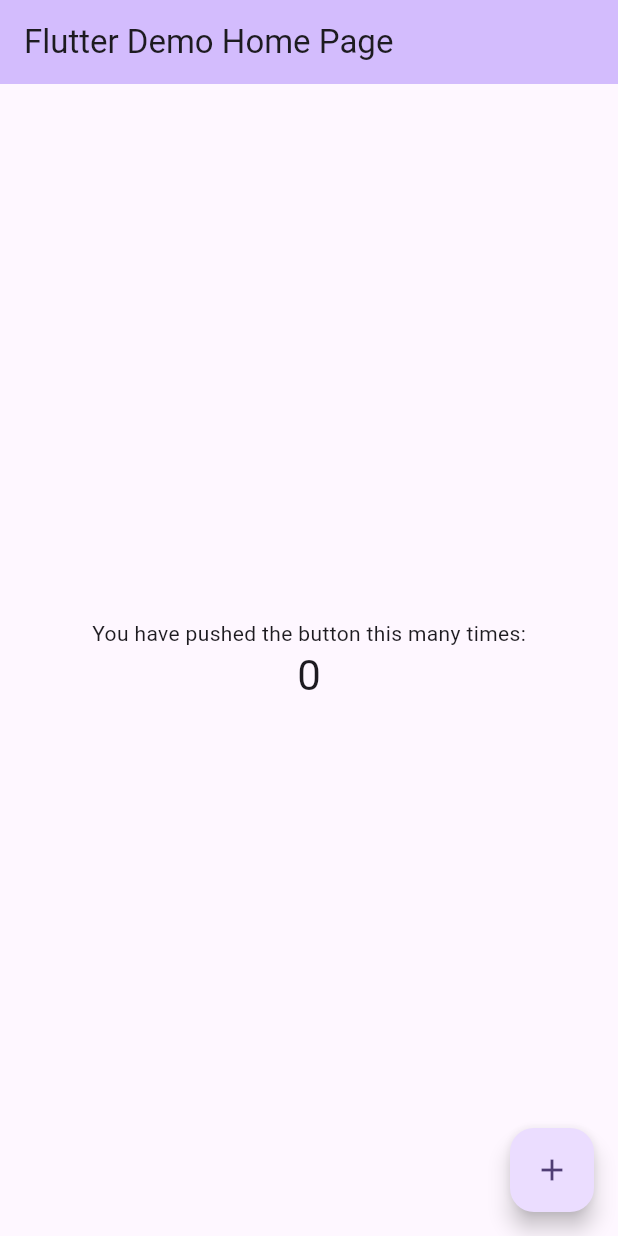
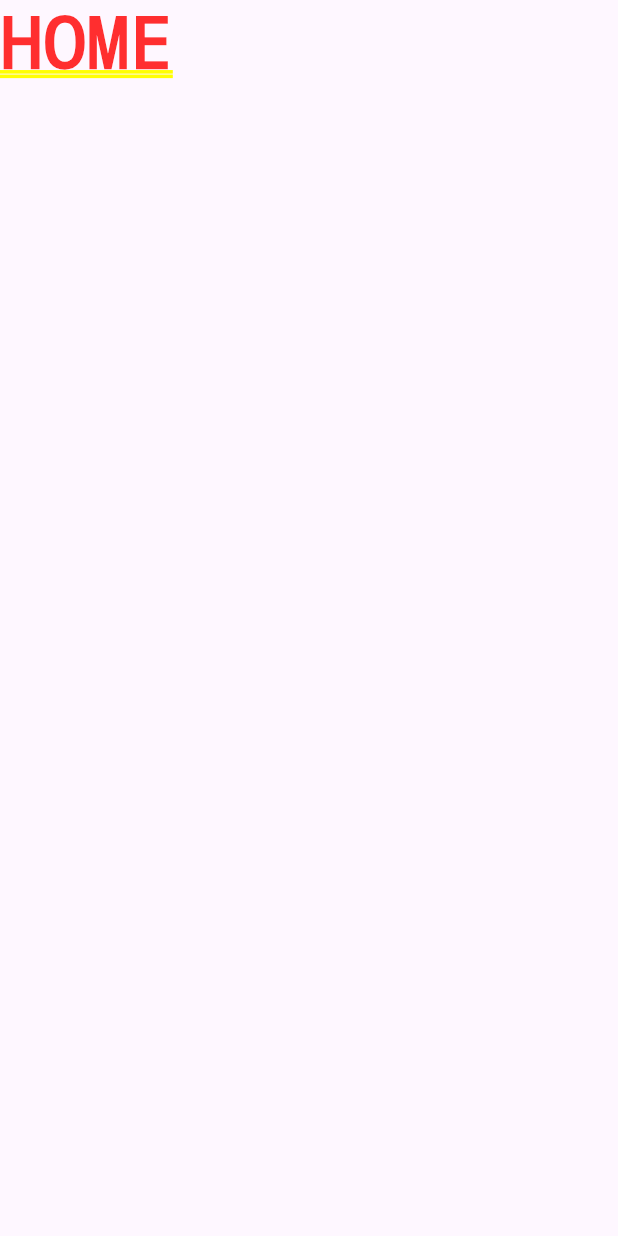
Before and after one commit to lelafieta/luanda_sport, a Flutter app: the screen it shows after launch, on a phone screen of 412 x 824 dp. Run offline on Flutter 3.47's test engine with Material 3 defaults, Android fonts, the light colour scheme and no system bars; our stand-ins replace go_router.

Commit message:
Creating Route page

```diff
--- a/lib/main.dart
+++ b/lib/main.dart
@@ -1,125 +1,6 @@
 import 'package:flutter/material.dart';
+import 'package:luanda_sport/src/application/app.dart';
 
 void main() {
-  runApp(const MyApp());
+  runApp(const LuandaSportApp());
 }
-
-class MyApp extends StatelessWidget {
-  const MyApp({super.key});
-
-  // This widget is the root of your application.
-  @override
-  Widget build(BuildContext context) {
-    return MaterialApp(
-      title: 'Flutter Demo',
-      theme: ThemeData(
-        // This is the theme of your application.
-        //
-        // TRY THIS: Try running your application with "flutter run". You'll see
-        // the application has a purple toolbar. Then, without quitting the app,
-        // try changing the seedColor in the colorScheme below to Colors.green
-        // and then invoke "hot reload" (save your changes or press the "hot
-        // reload" button in a Flutter-supported IDE, or press "r" if you used
-        // the command line to start the app).
-        //
-        // Notice that the counter didn't reset back to zero; the application
-        // state is not lost during the reload. To reset the state, use hot
-        // restart instead.
-        //
-        // This works for code too, not just values: Most code changes can be
-        // tested with just a hot reload.
-        colorScheme: ColorScheme.fromSeed(seedColor: Colors.deepPurple),
-        useMaterial3: true,
-      ),
-      home: const MyHomePage(title: 'Flutter Demo Home Page'),
-    );
-  }
-}
-
-class MyHomePage extends StatefulWidget {
-  const MyHomePage({super.key, required this.title});
-
-  // This widget is the home page of your application. It is stateful, meaning
-  // that it has a State object (defined below) that contains fields that affect
-  // how it looks.
-
-  // This class is the configuration for the state. It holds the values (in this
-  // case the title) provided by the parent (in this case the App widget) and
-  // used by the build method of the State. Fields in a Widget subclass are
-  // always marked "final".
-
-  final String title;
-
-  @override
-  State<MyHomePage> createState() => _MyHomePageState();
-}
-
-class _MyHomePageState extends State<MyHomePage> {
-  int _counter = 0;
-
-  void _incrementCounter() {
-    setState(() {
-      // This call to setState tells the Flutter framework that something has
-      // changed in this State, which causes it to rerun the build method below
-      // so that the display can reflect the updated values. If we changed
-      // _counter without calling setState(), then the build method would not be
-      // called again, and so nothing would appear to happen.
-      _counter++;
-    });
-  }
-
-  @override
-  Widget build(BuildContext context) {
-    // This method is rerun every time setState is called, for instance as done
-    // by the _incrementCounter method above.
-    //
-    // The Flutter framework has been optimized to make rerunning build methods
-    // fast, so that you can just rebuild anything that needs updating rather
-    // than having to individually change instances of widgets.
-    return Scaffold(
-      appBar: AppBar(
-        // TRY THIS: Try changing the color here to a specific color (to
-        // Colors.amber, perhaps?) and trigger a hot reload to see the AppBar
-        // change color while the other colors stay the same.
-        backgroundColor: Theme.of(context).colorScheme.inversePrimary,
-        // Here we take the value from the MyHomePage object that was created by
-        // the App.build method, and use it to set our appbar title.
-        title: Text(widget.title),
-      ),
-      body: Center(
-        // Center is a layout widget. It takes a single child and positions it
-        // in the middle of the parent.
-        child: Column(
-          // Column is also a layout widget. It takes a list of children and
-          // arranges them vertically. By default, it sizes itself to fit its
-          // children horizontally, and tries to be as tall as its parent.
-          //
-          // Column has various properties to control how it sizes itself and
-          // how it positions its children. Here we use mainAxisAlignment to
-          // center the children vertically; the main axis here is the vertical
-          // axis because Columns are vertical (the cross axis would be
-          // horizontal).
-          //
-          // TRY THIS: Invoke "debug painting" (choose the "Toggle Debug Paint"
-          // action in the IDE, or press "p" in the console), to see the
-          // wireframe for each widget.
-          mainAxisAlignment: MainAxisAlignment.center,
-          children: <Widget>[
-            const Text(
-              'You have pushed the button this many times:',
-            ),
-            Text(
-              '$_counter',
-              style: Theme.of(context).textTheme.headlineMedium,
-            ),
-          ],
-        ),
-      ),
-      floatingActionButton: FloatingActionButton(
-        onPressed: _incrementCounter,
-        tooltip: 'Increment',
-        child: const Icon(Icons.add),
-      ), // This trailing comma makes auto-formatting nicer for build methods.
-    );
-  }
-}
--- /dev/null
+++ b/lib/src/application/app.dart
@@ -0,0 +1,15 @@
+import 'package:flutter/material.dart';
+import '../configs/routes/app_router.dart';
+
+class LuandaSportApp extends StatelessWidget {
+  const LuandaSportApp({super.key});
+
+  @override
+  Widget build(BuildContext context) {
+    return MaterialApp.router(
+      routerConfig: appRouter,
+      title: 'Meu App Futebol',
+      theme: ThemeData(primarySwatch: Colors.blue),
+    );
+  }
+}
--- /dev/null
+++ b/lib/src/configs/routes/app_router.dart
@@ -0,0 +1,47 @@
+import 'package:animations/animations.dart';
+import 'package:flutter/material.dart';
+import 'package:go_router/go_router.dart';
+
+final GoRouter appRouter = GoRouter(
+  routes: [
+    GoRoute(
+      path: '/',
+      name: 'home',
+      pageBuilder: (context, state) {
+        return CustomTransitionPage(
+          key: state.pageKey,
+          child: const Text("HOME"),
+          transitionsBuilder: (context, animation, secondaryAnimation, child) {
+            return SharedAxisTransition(
+              animation: animation,
+              secondaryAnimation: secondaryAnimation,
+              transitionType: SharedAxisTransitionType.vertical,
+              child: child,
+            );
+          },
+          transitionDuration: const Duration(milliseconds: 300),
+        );
+      },
+    ),
+    GoRoute(
+      path: '/treinador',
+      name: 'treinador',
+      builder: (context, state) => const Text("HOME"),
+    ),
+    GoRoute(
+      path: '/goleiro',
+      name: 'goleiro',
+      builder: (context, state) => const Text("HOME"),
+    ),
+    GoRoute(
+      path: '/jogador',
+      name: 'jogador',
+      builder: (context, state) => const Text("HOME"),
+    ),
+    GoRoute(
+      path: '/adepto',
+      name: 'adepto',
+      builder: (context, state) => const Text("HOME"),
+    ),
+  ],
+);
--- /dev/null
+++ b/lib/src/configs/routes/app_routes.dart
@@ -0,0 +1 @@
+class AppRoutes {}
--- a/pubspec.yaml
+++ b/pubspec.yaml
@@ -35,6 +35,8 @@
   # The following adds the Cupertino Icons font to your application.
   # Use with the CupertinoIcons class for iOS style icons.
   cupertino_icons: ^1.0.6
+  animations: ^2.0.11
+  go_router: ^14.6.2
 
 dev_dependencies:
   flutter_test:
```
Also changed, not shown: lib/src/configs/themes/app_themes.dart (added), pubspec.lock, 1 other file.
